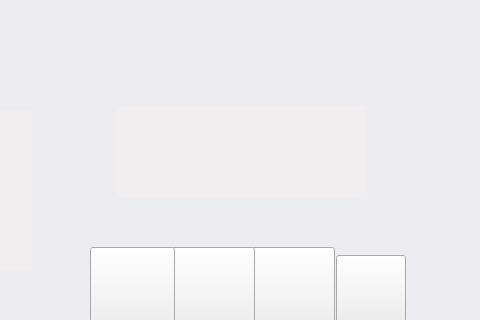
A-PolarBear/Calcu, file CALCULATOR/src/mainwindow.ui: the form before one commit; both pictures show x 319 to 799 and y 0 to 320 of the 799 by 704 pixel window.
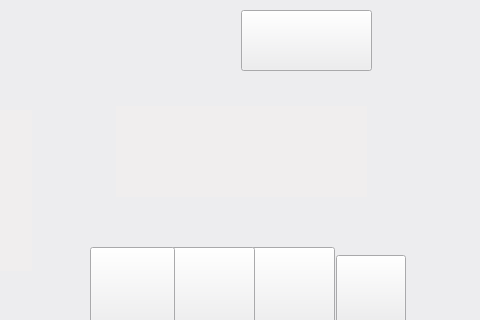
The form after the commit. Icons and pictures are not drawn.

Commit message: change postfix,divide,illegal character

Patch:
```diff
--- a/CALCULATOR/src/mainwindow.ui
+++ b/CALCULATOR/src/mainwindow.ui
@@ -754,7 +754,7 @@
      <string/>
     </property>
    </widget>
-   <widget class="QPushButton" name="pushButton_file_2">
+   <widget class="QPushButton" name="pushButton_HELP">
     <property name="geometry">
      <rect>
       <x>160</x>
@@ -772,6 +772,24 @@
      <string/>
     </property>
    </widget>
+   <widget class="QPushButton" name="pushButton_POSTFIX">
+    <property name="geometry">
+     <rect>
+      <x>560</x>
+      <y>10</y>
+      <width>131</width>
+      <height>61</height>
+     </rect>
+    </property>
+    <property name="styleSheet">
+     <string notr="true">QPushButton{border-image: url(:/new/icon/POSTFIX.png);}
+QPushButton:pressed{border-image: url(:/new/icon/POSTFIX-P.png);}
+</string>
+    </property>
+    <property name="text">
+     <string/>
+    </property>
+   </widget>
    <zorder>pushButton_1</zorder>
    <zorder>pushButton_2</zorder>
    <zorder>pushButton_3</zorder>
@@ -812,7 +830,8 @@
    <zorder>pushButton_fac</zorder>
    <zorder>plainTextEdit_2</zorder>
    <zorder>pushButton_file</zorder>
-   <zorder>pushButton_file_2</zorder>
+   <zorder>pushButton_HELP</zorder>
+   <zorder>pushButton_POSTFIX</zorder>
   </widget>
   <widget class="QMenuBar" name="menubar">
    <property name="geometry">
```
The commit also changes 9 other files.
